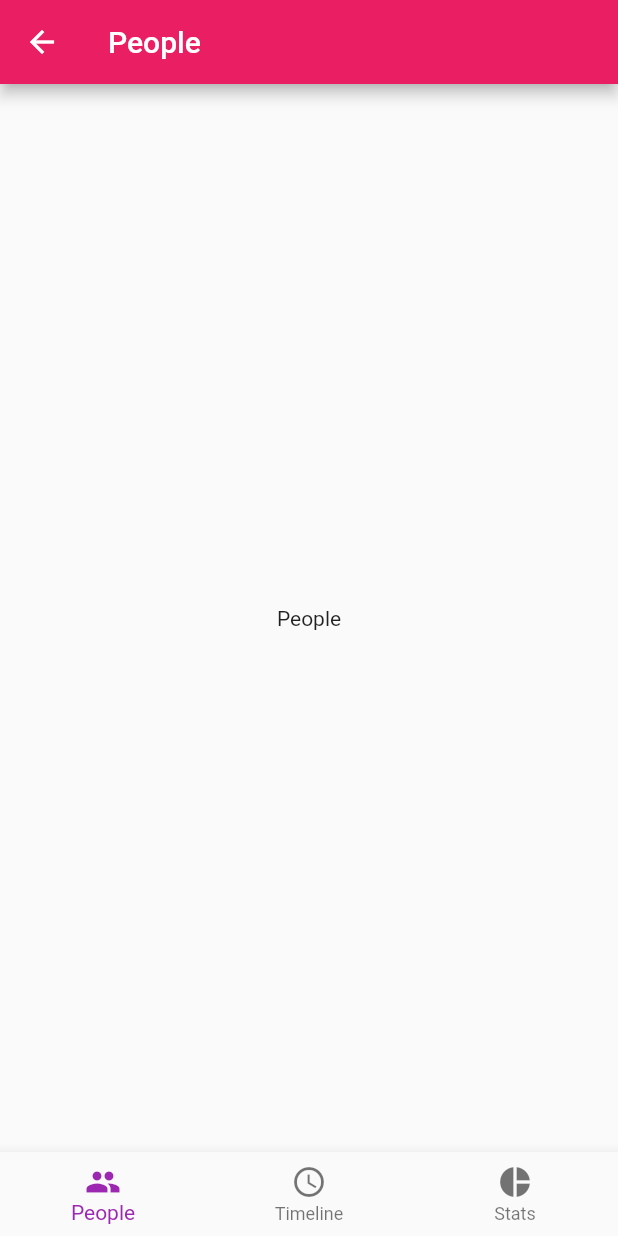
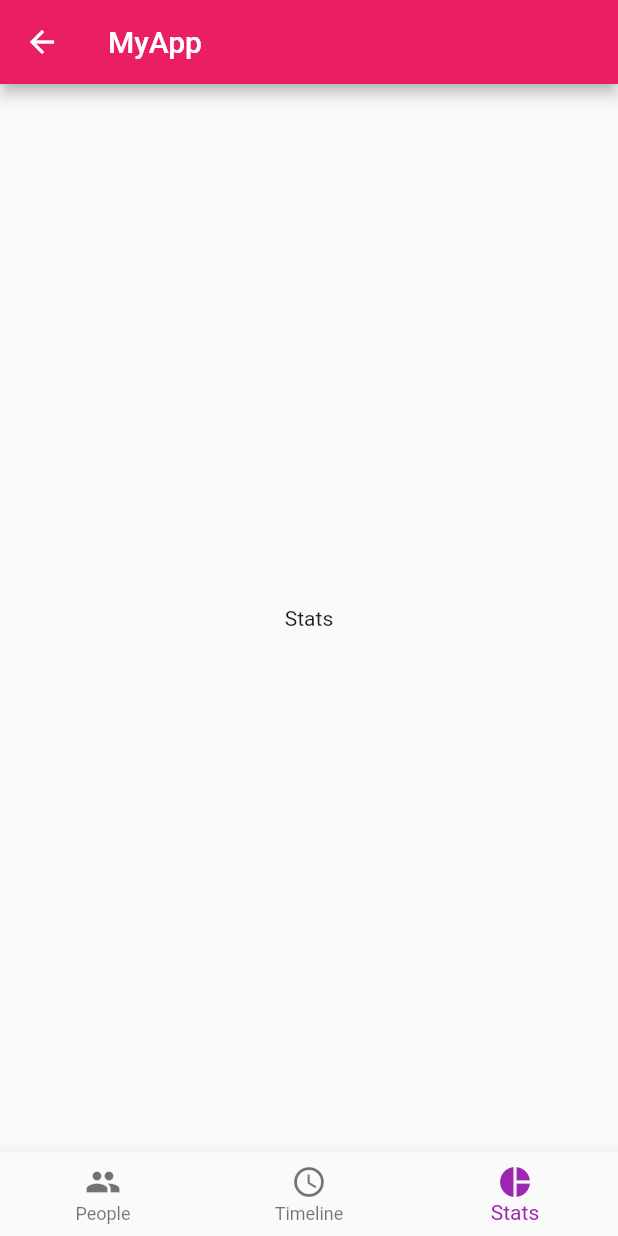
Before and after one commit to AthiraSasitharan/Flutter_LetsBegin, a Flutter app: the DashBoardScreen screen opened directly, after a tap on "South Indian", on a phone screen of 412 x 824 dp. Run offline on Flutter 3.47's test engine with Material 2 defaults, Android fonts, the phone set to English and light mode, and no system bars.

Commit message:
Designed details sreen using pageview

```diff
--- a/lib/DashBoardScreen.dart
+++ b/lib/DashBoardScreen.dart
@@ -30,7 +30,7 @@ class createView extends StatelessWidget {
         gridDelegate: SliverGridDelegateWithFixedCrossAxisCount(
           crossAxisCount: 2,
         ),
-        itemBuilder: (context, index) => PlanentItem(list[index]),
+        itemBuilder: (context, index) => PlanentItem(list[index], index),
         itemCount: list.length,
       ),
     );
@@ -39,14 +39,15 @@ class createView extends StatelessWidget {
 
 class PlanentItem extends StatelessWidget {
   final MainItems item;
+  final int selectedItemIndex;
 
-  PlanentItem(this.item);
+  PlanentItem(this.item, this.selectedItemIndex);
 
   @override
   Widget build(BuildContext context) {
     return GestureDetector(
       onTap: () {
-        loadNext(context, item);
+        loadNext(context, selectedItemIndex);
       },
       child: Card(
         child: Container(
@@ -81,7 +82,9 @@ class PlanentItem extends StatelessWidget {
   }
 }
 
-void loadNext(BuildContext context, MainItems item) {
-  Navigator.push(context,
-      MaterialPageRoute(builder: (context) => DetailScreen(title: item.name)));
+void loadNext(BuildContext context, int index) {
+  Navigator.push(
+      context,
+      MaterialPageRoute(
+          builder: (context) => DetailScreen(selectedItemIndex: 2)));
 }
--- a/lib/DetailScreen.dart
+++ b/lib/DetailScreen.dart
@@ -1,24 +1,8 @@
 import 'package:flutter/material.dart';
 
-
-/*class DetailScreen extends StatelessWidget {
-  // This widget is the root of your application.
-  @override
-  Widget build(BuildContext context) {
-    return new MaterialApp(
-      title: 'Flutter Demo',
-      theme: new ThemeData(
-        primarySwatch: Colors.blue,
-      ),
-      home: new MyHomePage(title: 'Flutter Demo Home Page'),
-    );
-  }
-}*/
-
 class DetailScreen extends StatefulWidget {
-  DetailScreen({Key key, this.title}) : super(key: key);
-
-  final String title;
+  DetailScreen({Key key, this.selectedItemIndex}) : super(key: key);
+  final int selectedItemIndex;
 
   @override
   _MyHomePageState createState() => new _MyHomePageState();
@@ -26,7 +10,7 @@ class DetailScreen extends StatefulWidget {
 
 class _MyHomePageState extends State<DetailScreen> {
   PageController _pageController;
-  int _page = 0;
+  int index;
   String _title = "MyApp";
   Color _appBarColor = Colors.pink;
 
@@ -68,7 +52,7 @@ class _MyHomePageState extends State<DetailScreen> {
           ),
         ],
         onTap: navigateToPage,
-        currentIndex: _page,
+        currentIndex: index,
       ),
     );
   }
@@ -96,7 +80,7 @@ class _MyHomePageState extends State<DetailScreen> {
         break;
     }
     setState(() {
-      this._page = page;
+      this.index = page;
       this._title = _temptitle;
       this._appBarColor = _tempColor;
     });
@@ -105,8 +89,8 @@ class _MyHomePageState extends State<DetailScreen> {
   @override
   void initState() {
     super.initState();
-    _pageController = new PageController();
-    _title = "People";
+    index = widget.selectedItemIndex;
+    _pageController = PageController(initialPage: index);
   }
 
   @override
```
